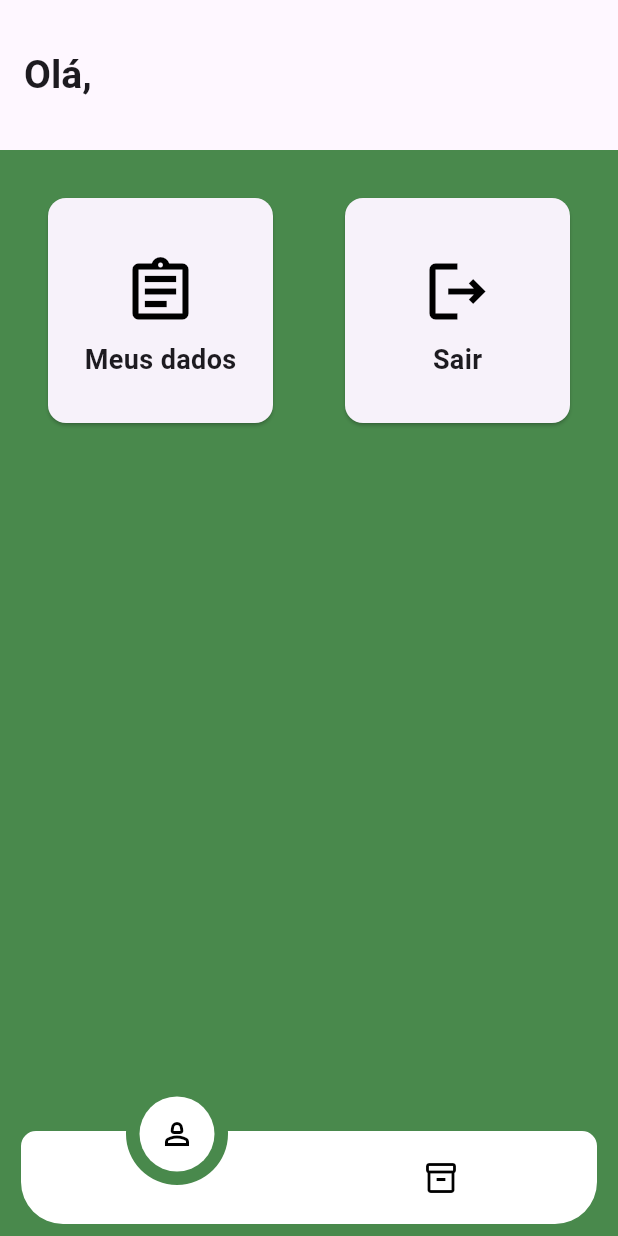
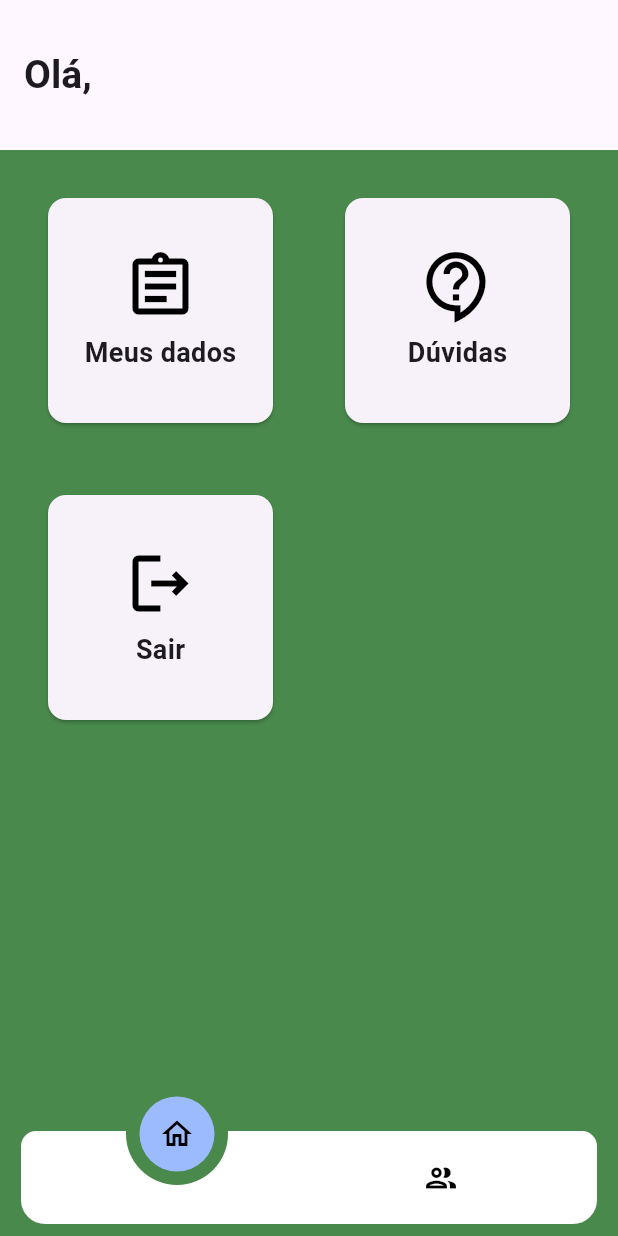
Before and after one commit to Guilherme-Yeager/merchandising_app, a Flutter app: the HomeScreen screen opened directly, on a phone screen of 412 x 824 dp. Run offline on Flutter 3.47's test engine with Material 3 defaults, Android fonts, the phone set to English and light mode, and no system bars; drawn by our look-alikes of animated_notch_bottom_bar; our stand-ins replace device_preview, logger, quickalert, recase, supabase_flutter; missing offline and left inert: validatorless; accounts and stored records are empty; network calls fail.

Commit message:
feat(clientScreen): mudanças nas telas e iniciada a implementação da tela de clientes. #11

```diff
--- a/lib/data/repositories/pedido/pedido_repository_impl.dart
+++ b/lib/data/repositories/pedido/pedido_repository_impl.dart
@@ -1,3 +1,3 @@
-import 'package:merchandising_app/domain/repositories/produto/produto_repository.dart';
+import 'package:merchandising_app/domain/repositories/pedido/produto_repository.dart';
 
-class PedidoRepositoryImpl implements ProdutoRepository {}
+class PedidoRepositoryImpl implements PedidoRepository {}
--- /dev/null
+++ b/lib/domain/repositories/pedido/produto_repository.dart
@@ -0,0 +1 @@
+abstract class PedidoRepository {}
--- a/lib/domain/repositories/produto/produto_repository.dart
+++ /dev/null
@@ -1 +0,0 @@
-abstract class ProdutoRepository {}
--- a/lib/routing/routes.dart
+++ b/lib/routing/routes.dart
@@ -1,17 +1,17 @@
 import 'package:flutter/material.dart';
 import 'package:merchandising_app/ui/auth/login/widgets/login_screen.dart';
+import 'package:merchandising_app/ui/menu/widgets/menu_screen.dart';
+import 'package:merchandising_app/ui/menu/widgets/perfil_screen.dart';
+import 'package:merchandising_app/ui/home/widgets/home_screen.dart';
 import 'package:merchandising_app/ui/cliente/widgets/cliente_screen.dart';
-import 'package:merchandising_app/ui/cliente/widgets/perfil_screen.dart';
-import 'package:merchandising_app/ui/home/widgets/home_screen.dart';
-import 'package:merchandising_app/ui/pedido/widgets/pedido_screen.dart';
 import 'package:merchandising_app/ui/splash/widgets/splash_screen.dart';
 
 abstract class Routes {
   static const splash = "/splash";
   static const login = "/login";
   static const home = "/";
-  static const cliente = "/cliente";
-  static const pedido = "/pedido";
+  static const menu = "/menu";
+  static const cliente = "/pedido";
   static const perfil = "/perfil";
 
   static Map<String, WidgetBuilder> getRoutes() {
@@ -19,8 +19,8 @@ abstract class Routes {
       splash: (context) => SplashScreen(),
       login: (context) => LoginScreen(),
       home: (context) => HomeScreen(),
+      menu: (context) => MenuScreen(),
       cliente: (context) => ClienteScreen(),
-      pedido: (context) => PedidoScreen(),
       perfil: (context) => PerfilScreen(),
     };
   }
--- a/lib/ui/core/themes/app_colors.dart
+++ b/lib/ui/core/themes/app_colors.dart
@@ -7,4 +7,7 @@ abstract class AppColors {
   static const Color buttonLogin = Color(0xFF265BD0);
   static const Color textError = Color(0xffff9999);
   static const Color mainColor = Color(0xFF49894C);
+  static const Color inactiveCard = Color(0xFFE0E0E0);
+  static const Color activeCard = Color(0XFFCBEACB);
+  static const Color activeMenu = Color(0xFF9CBBFF);
 }
--- a/lib/ui/home/view_models/home_viewmodel.dart
+++ b/lib/ui/home/view_models/home_viewmodel.dart
@@ -1,3 +1,14 @@
 import 'package:flutter/material.dart';
 
-class HomeViewmodel extends ChangeNotifier {}
+class HomeViewmodel extends ChangeNotifier {
+  /// Título da AppBar.
+  String _titleAppBar = "";
+
+  String get titleAppBar => _titleAppBar;
+
+  /// Atualiza o título da AppBar.
+  void updateTitleAppBar(String title) {
+    _titleAppBar = title;
+    notifyListeners();
+  }
+}
--- a/lib/ui/home/widgets/home_screen.dart
+++ b/lib/ui/home/widgets/home_screen.dart
@@ -1,9 +1,13 @@
+import 'dart:ui';
+
 import 'package:animated_notch_bottom_bar/animated_notch_bottom_bar/animated_notch_bottom_bar.dart';
 import 'package:flutter/material.dart';
 import 'package:merchandising_app/ui/auth/login/view_models/login_viewmodel.dart';
+import 'package:merchandising_app/ui/core/themes/app_colors.dart';
+import 'package:merchandising_app/ui/home/view_models/home_viewmodel.dart';
+import 'package:merchandising_app/ui/menu/widgets/menu_screen.dart';
+import 'package:merchandising_app/ui/core/logger/app_logger.dart';
 import 'package:merchandising_app/ui/cliente/widgets/cliente_screen.dart';
-import 'package:merchandising_app/ui/core/logger/app_logger.dart';
-import 'package:merchandising_app/ui/pedido/widgets/pedido_screen.dart';
 import 'package:provider/provider.dart';
 import 'package:recase/recase.dart';
 
@@ -36,12 +40,17 @@ class _HomeScreenState extends State<HomeScreen> {
     final String userName =
         ReCase(loginViewmodel.userModel?.nome ?? "Usuário").titleCase;
 
+    /// ViewModel
+    final HomeViewmodel homeViewModel = Provider.of<HomeViewmodel>(context);
+
     /// Páginas do Bottom Bar
-    final List<Widget> bottomBarPages = [ClienteScreen(), PedidoScreen()];
+    final List<Widget> bottomBarPages = [MenuScreen(), ClienteScreen()];
     return Scaffold(
       appBar: AppBar(
         title: Text(
-          "Olá, $userName",
+          homeViewModel.titleAppBar == ""
+              ? "Olá, $userName"
+              : homeViewModel.titleAppBar,
           style: TextStyle(fontWeight: FontWeight.w600, fontSize: 26.0),
         ),
         toolbarHeight: 100,
@@ -62,26 +71,30 @@ class _HomeScreenState extends State<HomeScreen> {
         textOverflow: TextOverflow.visible,
         maxLine: 1,
         shadowElevation: 5,
-        kBottomRadius: 28.0,
-        notchColor: Colors.white,
+        kBottomRadius: 16.0,
+        notchColor: AppColors.activeMenu,
         removeMargins: false,
         bottomBarWidth: 500,
         showShadow: false,
         durationInMilliSeconds: 300,
-        itemLabelStyle: const TextStyle(fontSize: 10),
         elevation: 1,
         bottomBarItems: const [
           BottomBarItem(
-            inActiveItem: Icon(Icons.person_2_outlined, color: Colors.black),
-            activeItem: Icon(Icons.person_2_outlined, color: Colors.black),
+            inActiveItem: Icon(Icons.home_outlined, color: Colors.black),
+            activeItem: Icon(Icons.home_outlined, color: Colors.black),
           ),
           BottomBarItem(
-            inActiveItem: Icon(Icons.inventory_2_outlined, color: Colors.black),
-            activeItem: Icon(Icons.inventory_2_outlined, color: Colors.black),
+            inActiveItem: Icon(Icons.group_outlined, color: Colors.black),
+            activeItem: Icon(Icons.group_outlined, color: Colors.black),
           ),
         ],
         onTap: (index) {
           AppLogger.instance.i("Página selecionada: ${bottomBarPages[index]}");
+          if (index == 0) {
+            homeViewModel.updateTitleAppBar("");
+          } else if (index == 1) {
+            homeViewModel.updateTitleAppBar("Clientes");
+          }
           _pageController.jumpToPage(index);
         },
         kIconSize: 24.0,
@@ -89,3 +102,5 @@ class _HomeScreenState extends State<HomeScreen> {
     );
   }
 }
+
+class Appcolors {}
--- /dev/null
+++ b/lib/ui/menu/view_models/cliente_viewmodel.dart
@@ -0,0 +1,3 @@
+import 'package:flutter/material.dart';
+
+class ClienteViewmodel extends ChangeNotifier {}
--- /dev/null
+++ b/lib/ui/menu/widgets/menu_screen.dart
@@ -0,0 +1,99 @@
+import 'package:flutter/material.dart';
+import 'package:merchandising_app/ui/core/logger/app_logger.dart';
+import 'package:merchandising_app/ui/core/themes/app_colors.dart';
+
+class MenuScreen extends StatefulWidget {
+  const MenuScreen({super.key});
+
+  @override
+  State<MenuScreen> createState() => _MenuScreenState();
+}
+
+class _MenuScreenState extends State<MenuScreen> {
+  @override
+  Widget build(BuildContext context) {
+    // Cards
+    final List<InkWell> cards = _getInkWells();
+
+    return Scaffold(
+      backgroundColor: AppColors.mainColor,
+      body: GridView.builder(
+        padding: const EdgeInsets.all(28.0),
+        gridDelegate: const SliverGridDelegateWithFixedCrossAxisCount(
+          crossAxisCount: 2,
+          childAspectRatio: 1.0,
+          crossAxisSpacing: 40.0,
+          mainAxisSpacing: 40.0,
+        ),
+        itemCount: 3,
+        itemBuilder: (_, index) {
+          return cards[index];
+        },
+      ),
+    );
+  }
+
+  /// Retorna uma lista de `InkWell` que são `Cards` clicáveis que representam as opções do menu.
+  List<InkWell> _getInkWells() {
+    return [
+      InkWell(
+        onTap: () {
+          AppLogger.instance.i("Opcão 'Meus dados' selecionada.");
+        },
+        child: Card(
+          child: Column(
+            mainAxisAlignment: MainAxisAlignment.center,
+            children: <Widget>[
+              Icon(Icons.assignment_outlined, size: 50, color: Colors.black),
+              const SizedBox(height: 6),
+              const Text(
+                "Meus dados",
+                style: TextStyle(fontSize: 18, fontWeight: FontWeight.w700),
+              ),
+            ],
+          ),
+        ),
+      ),
+      InkWell(
+        onTap: () {
+          AppLogger.instance.i("Opcão 'Dúvidas' selecionada.");
+        },
+        child: Card(
+          child: Column(
+            mainAxisAlignment: MainAxisAlignment.center,
+            children: <Widget>[
+              Icon(
+                Icons.contact_support_outlined,
+                size: 50,
+                color: Colors.black,
+              ),
+              const SizedBox(height: 6),
+              const Text(
+                "Dúvidas",
+                style: TextStyle(fontSize: 18, fontWeight: FontWeight.w700),
+              ),
+            ],
+          ),
+        ),
+      ),
+      InkWell(
+        onTap: () {
+          AppLogger.instance.i("Opcão 'Sair' selecionada.");
+        },
+        child: Card(
+          child: Column(
+            mainAxisAlignment: MainAxisAlignment.center,
+            children: <Widget>[
+              Icon(Icons.logout_outlined, size: 50, color: Colors.black),
+              const SizedBox(height: 6),
+              const Text(
+                "Sair",
+                style: TextStyle(fontSize: 18, fontWeight: FontWeight.w700),
+              ),
+            ],
+          ),
+        ),
+      ),
+    ];
+  }
+}
--- a/lib/ui/pedido/view_models/pedido_viewmodel.dart
+++ /dev/null
@@ -1,3 +0,0 @@
-import 'package:flutter/material.dart';
-
-class PedidoViewmodel extends ChangeNotifier {}
```
Also changed, not shown: lib/ui/cliente/widgets/cliente_screen.dart (+88 -40 lines), lib/ui/pedido/widgets/pedido_screen.dart (deleted, +0 -19 lines), lib/ui/menu/widgets/perfil_screen.dart (renamed from lib/ui/cliente/widgets/perfil_screen.dart).
